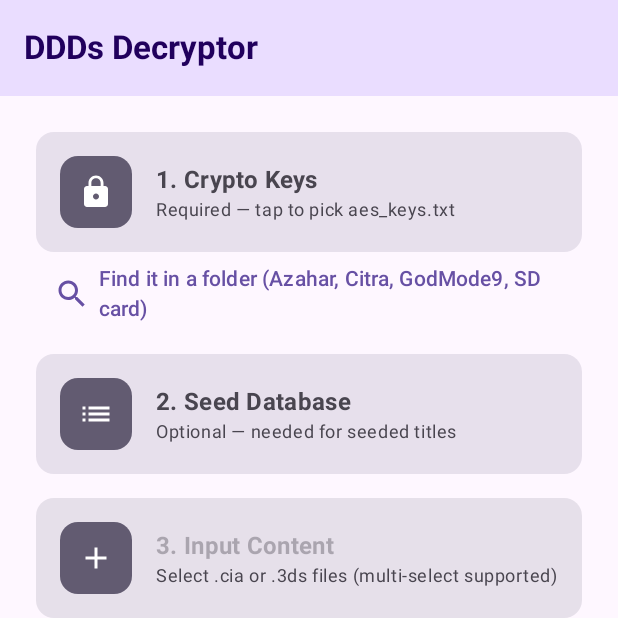
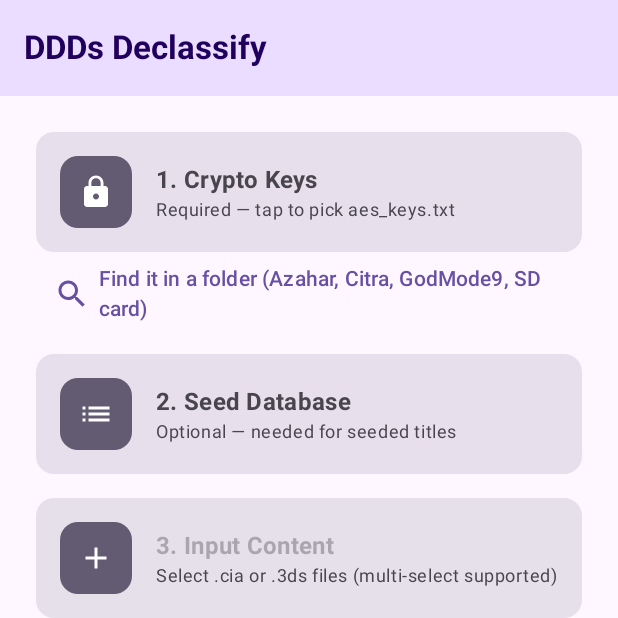
Before and after one commit to Space001000/DDDs-Declassify, an Android app built with Jetpack Compose: the screen it shows after launch (MainActivity), on a phone screen of 412 x 824 dp, the top half of it. Run offline under Robolectric (Android 15) with nearby library versions, the phone set to English and light mode, and no system bars.

Commit message:
Rename app to DDDs Declassify
Co-Authored-By: Claude Opus 5.5 <noreply@anthropic.com>

```diff
--- a/app/src/main/AndroidManifest.xml
+++ b/app/src/main/AndroidManifest.xml
@@ -11,12 +11,12 @@
         android:label="@string/app_name"
         android:roundIcon="@drawable/ic_launcher_round"
         android:supportsRtl="true"
-        android:theme="@style/Theme.DDDsdecryptor">
+        android:theme="@style/Theme.DDDsDeclassify">
         <activity
             android:name=".MainActivity"
             android:exported="true"
             android:label="@string/app_name"
-            android:theme="@style/Theme.DDDsdecryptor">
+            android:theme="@style/Theme.DDDsDeclassify">
             <intent-filter>
                 <action android:name="android.intent.action.MAIN" />
                 <category android:name="android.intent.category.LAUNCHER" />
--- a/app/src/main/java/nl/space/dddec/MainActivity.kt
+++ b/app/src/main/java/nl/space/dddec/MainActivity.kt
@@ -76,7 +76,7 @@ fun MainScreen(viewModel: DecryptViewModel = viewModel()) {
     Scaffold(
         topBar = {
             TopAppBar(
-                title = { Text("DDDs Decryptor", fontWeight = FontWeight.Bold) },
+                title = { Text("DDDs Declassify", fontWeight = FontWeight.Bold) },
                 colors = TopAppBarDefaults.topAppBarColors(
                     containerColor    = MaterialTheme.colorScheme.primaryContainer,
                     titleContentColor = MaterialTheme.colorScheme.onPrimaryContainer
--- a/app/src/main/java/nl/space/dddec/crypto/CryptoUtils.kt
+++ b/app/src/main/java/nl/space/dddec/crypto/CryptoUtils.kt
@@ -173,7 +173,7 @@ object CryptoUtils {
                 null
             }
         } catch (e: Exception) {
-            android.util.Log.w("DDDsDecryptor", "Preview failed", e)
+            android.util.Log.w("DDDsDeclassify", "Preview failed", e)
             null
         } finally {
             tempFile.delete()
@@ -387,7 +387,7 @@ object CryptoUtils {
                 readIconFromNcch(raf, p0.offset, keyStore)
             }
         } catch (e: Exception) {
-            android.util.Log.w("DDDsDecryptor", "Cartridge preview failed", e)
+            android.util.Log.w("DDDsDeclassify", "Cartridge preview failed", e)
             null
         } finally {
             tempFile.delete()
--- a/app/src/main/java/nl/space/dddec/ui/DecryptViewModel.kt
+++ b/app/src/main/java/nl/space/dddec/ui/DecryptViewModel.kt
@@ -49,7 +49,7 @@ class DecryptViewModel(application: Application) : AndroidViewModel(application)
         bundledSeeds = try {
             application.assets.open("seeddb.bin").use { SeedDbParser.parse(it) }
         } catch (e: Exception) {
-            android.util.Log.w("DDDsDecryptor", "Bundled seeddb.bin unavailable", e)
+            android.util.Log.w("DDDsDeclassify", "Bundled seeddb.bin unavailable", e)
             emptyMap()
         }
         seedDbMap = bundledSeeds.takeIf { it.isNotEmpty() }
@@ -191,7 +191,7 @@ class DecryptViewModel(application: Application) : AndroidViewModel(application)
                 try {
                     nl.space.dddec.crypto.KeyFileFinder.find(getApplication(), treeUri)
                 } catch (e: Exception) {
-                    android.util.Log.w("DDDsDecryptor", "Key search failed", e)
+                    android.util.Log.w("DDDsDeclassify", "Key search failed", e)
                     null
                 }
             }
@@ -334,7 +334,7 @@ class DecryptViewModel(application: Application) : AndroidViewModel(application)
             deleteOutput(output)
             throw e
         } catch (e: Exception) {
-            android.util.Log.e("DDDsDecryptor", "Decryption failed", e)
+            android.util.Log.e("DDDsDeclassify", "Decryption failed", e)
             deleteOutput(output)
             e.localizedMessage ?: e.javaClass.simpleName
         }
--- a/app/src/main/res/values/strings.xml
+++ b/app/src/main/res/values/strings.xml
@@ -1,3 +1,3 @@
 <resources>
-    <string name="app_name">DDDs-decryptor</string>
+    <string name="app_name">DDDs Declassify</string>
 </resources>
--- a/app/src/main/res/values/themes.xml
+++ b/app/src/main/res/values/themes.xml
@@ -1,6 +1,6 @@
 <resources xmlns:tools="http://schemas.android.com/tools">
     <!-- Base application theme. -->
-    <style name="Theme.DDDsdecryptor" parent="Theme.Material3.DayNight.NoActionBar">
+    <style name="Theme.DDDsDeclassify" parent="Theme.Material3.DayNight.NoActionBar">
         <!-- Customize your light theme here. -->
         <!-- <item name="colorPrimary">@color/purple_500</item> -->
     </style>
--- a/settings.gradle.kts
+++ b/settings.gradle.kts
@@ -16,5 +16,5 @@ dependencyResolutionManagement {
     }
 }
 
-rootProject.name = "DDDs-decryptor"
+rootProject.name = "DDDs-Declassify"
 include(":app")
```
Also changed, not shown: 1 other file.
